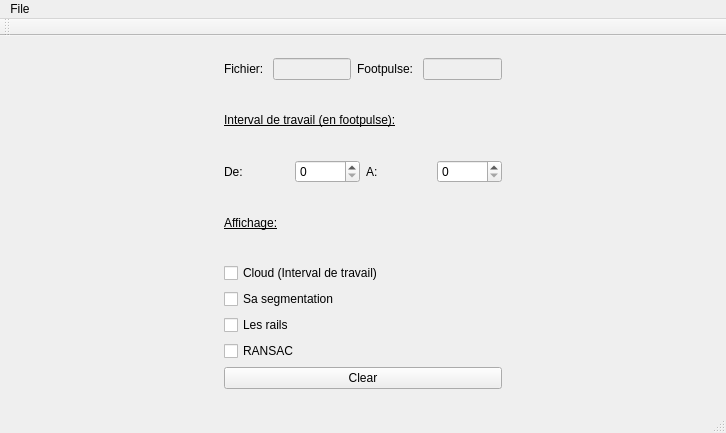
Above: mainwindow.ui from JJponciano/SCNreader before the change. Below: the same form after it.
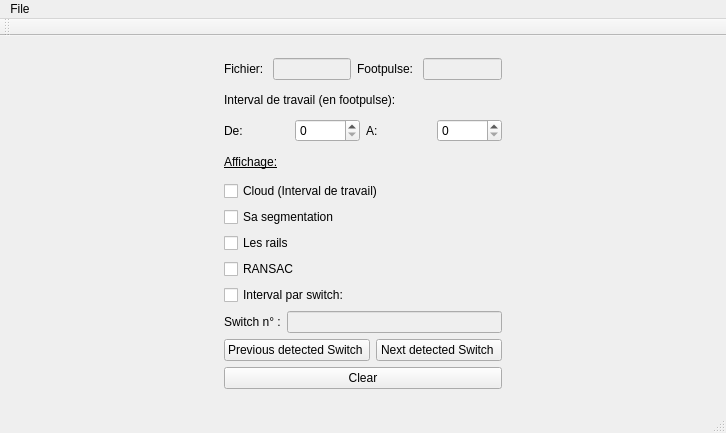
That is the form after the change.

The edit to the form file:
```diff
--- a/mainwindow.ui
+++ b/mainwindow.ui
@@ -66,19 +66,15 @@
           </layout>
          </item>
          <item>
-          <widget class="QLabel" name="label_4">
-           <property name="font">
-            <font>
-             <underline>true</underline>
-            </font>
-           </property>
-           <property name="text">
-            <string>Interval de travail (en footpulse):</string>
-           </property>
-           <property name="margin">
-            <number>0</number>
-           </property>
-          </widget>
+          <layout class="QHBoxLayout" name="horizontalLayout_3">
+           <item>
+            <widget class="QLabel" name="label_6">
+             <property name="text">
+              <string>Interval de travail (en footpulse):</string>
+             </property>
+            </widget>
+           </item>
+          </layout>
          </item>
          <item>
           <layout class="QHBoxLayout" name="horizontalLayout_4">
@@ -148,6 +144,53 @@
            </item>
           </layout>
          </item>
+         <item>
+          <layout class="QHBoxLayout" name="horizontalLayout_5">
+           <item>
+            <widget class="QCheckBox" name="affswitch">
+             <property name="text">
+              <string>Interval par switch:</string>
+             </property>
+            </widget>
+           </item>
+          </layout>
+         </item>
+         <item>
+          <layout class="QHBoxLayout" name="horizontalLayout_6">
+           <item>
+            <widget class="QLabel" name="label_4">
+             <property name="text">
+              <string>Switch n° :</string>
+             </property>
+            </widget>
+           </item>
+           <item>
+            <widget class="QLineEdit" name="lineEdit">
+             <property name="enabled">
+              <bool>false</bool>
+             </property>
+            </widget>
+           </item>
+          </layout>
+         </item>
+         <item>
+          <layout class="QHBoxLayout" name="horizontalLayout_7">
+           <item>
+            <widget class="QPushButton" name="pushButton">
+             <property name="text">
+              <string>Previous detected Switch </string>
+             </property>
+            </widget>
+           </item>
+           <item>
+            <widget class="QPushButton" name="pushButton_2">
+             <property name="text">
+              <string>Next detected Switch </string>
+             </property>
+            </widget>
+           </item>
+          </layout>
+         </item>
          <item>
           <widget class="QPushButton" name="pushClear">
            <property name="text">
```
